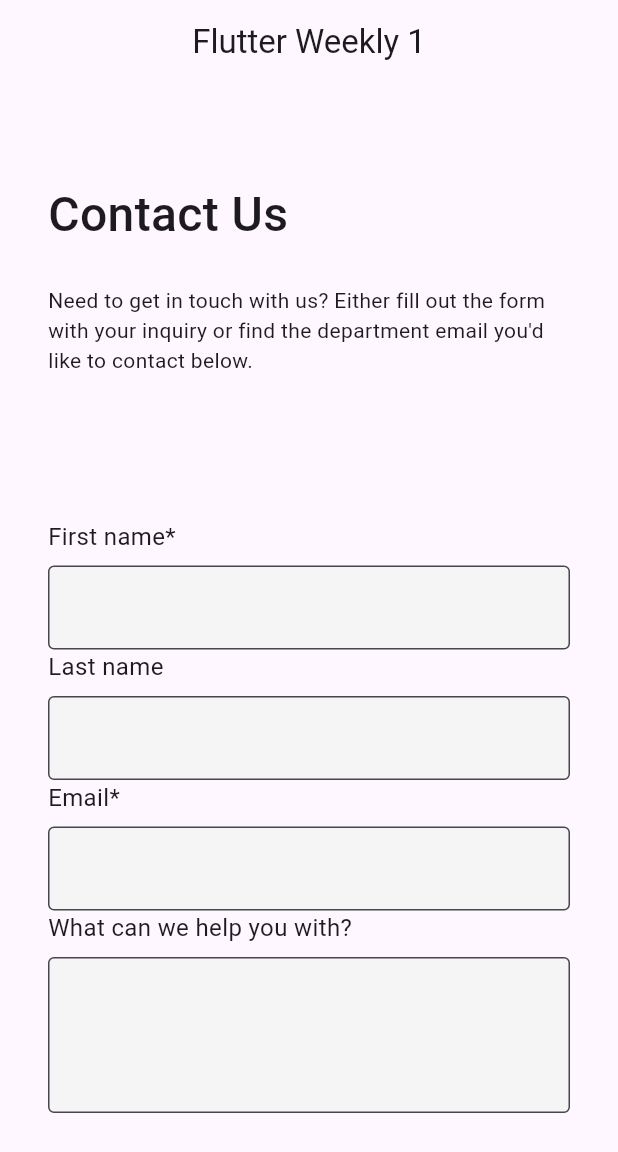
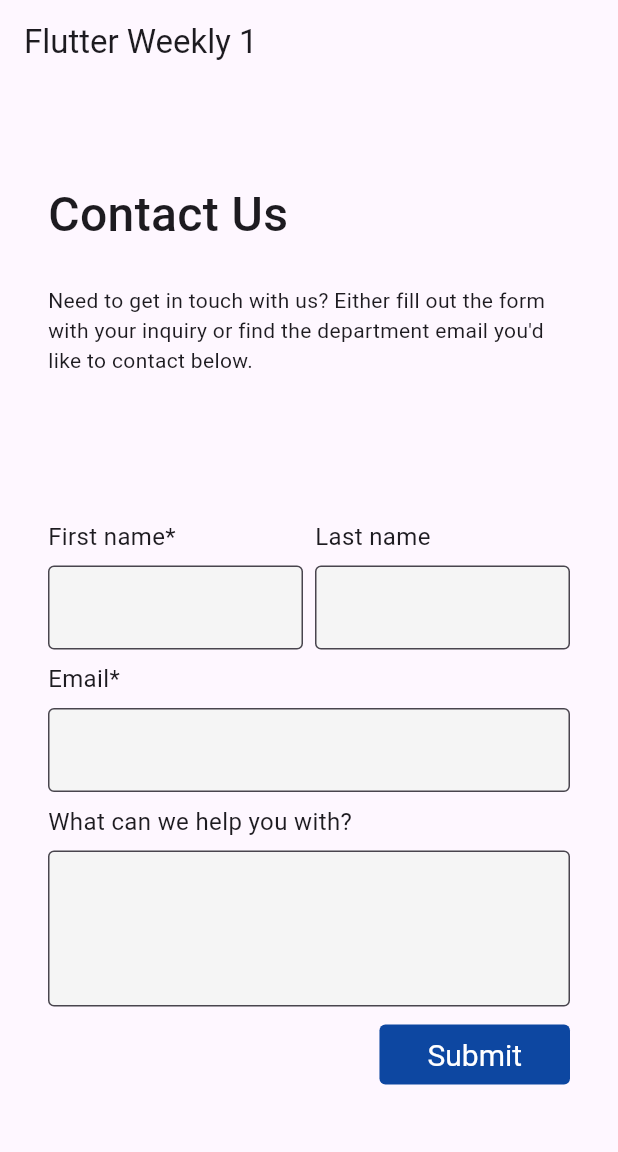
Before and after one commit to madvier83/Flutter_Muhammad-Advie-Rifaldy, a Flutter app: the screen it shows after launch, on a phone screen of 412 x 824 dp. Shown: the top 1152 px of the screen. Run offline on Flutter 3.47's test engine with Material 2 defaults, Android fonts, the phone set to English and light mode, and no system bars.

Commit message:
Move minggu 4.2 project dir

```diff
--- a/weekly1/lib/home_screen.dart
+++ b/weekly1/lib/home_screen.dart
@@ -8,17 +8,22 @@ class HomeScreen extends StatefulWidget {
 }
 
 class _HomeScreenState extends State<HomeScreen> {
+  final _formkey = GlobalKey();
+  final _firstName = TextEditingController();
+  final _lastName = TextEditingController();
+  final _email = TextEditingController();
+  final _message = TextEditingController();
+
   @override
   Widget build(BuildContext context) {
     return Scaffold(
       appBar: AppBar(
         title: const Text("Flutter Weekly 1"),
-        centerTitle: true,
+        // centerTitle: true,
       ),
-      body: Container(
-        child: ListView(
+      body: ListView(
         children: [
-            Padding(
+          const Padding(
             padding: EdgeInsets.symmetric(vertical: 64, horizontal: 32),
             child: Column(
               crossAxisAlignment: CrossAxisAlignment.start,
@@ -38,27 +43,104 @@ class _HomeScreenState extends State<HomeScreen> {
             ),
           ),
           Container(
-              padding: EdgeInsets.all(32),
+            padding: const EdgeInsets.all(32),
+            child: Form(
+              key: _formkey,
               child: Column(
+                crossAxisAlignment: CrossAxisAlignment.end,
                 children: [
-                  TextFieldGlobal(
+                  Row(
+                    children: [
+                      Flexible(
+                        child: TextFieldGlobal(
+                          controller: _firstName,
                           label: "First name*",
                         ),
-                  TextFieldGlobal(
+                      ),
+                      const SizedBox(width: 8),
+                      Flexible(
+                        child: TextFieldGlobal(
+                          controller: _lastName,
                           label: "Last name",
                         ),
+                      ),
+                    ],
+                  ),
+                  const SizedBox(height: 8),
                   TextFieldGlobal(
+                    controller: _email,
                     label: "Email*",
                   ),
+                  const SizedBox(height: 8),
                   TextFieldGlobal(
+                    controller: _message,
                     label: "What can we help you with?",
                     maxLines: 3,
                   ),
+                  const SizedBox(height: 8),
+                  FilledButton(
+                    onPressed: () {
+                      // if(_formkey.currentState?.validate()) {
+                      // print({
+                      //   "name": "${_firstName.text} ${_lastName.text}",
+                      //   "email": _email.text,
+                      //   "message": _message.text,
+                      // });
+                      showDialog(
+                        context: context,
+                        builder: (context) {
+                          return AlertDialog(
+                            title: Text("Form data"),
+                            content: SingleChildScrollView(
+                              child: Column(
+                                crossAxisAlignment: CrossAxisAlignment.start,
+                                children: [
+                                  Text(
+                                      "Name: ${_firstName.text} ${_lastName.text}"),
+                                  Text("Email: ${_email.text}"),
+                                  Text("Message: ${_message.text}"),
                                 ],
+                              ),
+                            ),
+                            actions: [
+                              TextButton(
+                                onPressed: () {
+                                  Navigator.pop(context);
+                                },
+                                child: Text("Close"),
+                              )
+                            ],
+                          );
+                        },
+                      );
+                      // }
+                    },
+                    style: ButtonStyle(
+                      backgroundColor:
+                          MaterialStateProperty.all(Colors.blue.shade900),
+                      shape: MaterialStateProperty.all(
+                        const RoundedRectangleBorder(
+                          borderRadius: BorderRadius.all(
+                            Radius.circular(4),
+                          ),
+                        ),
+                      ),
+                      padding: MaterialStateProperty.all(
+                        const EdgeInsets.symmetric(vertical: 8, horizontal: 32),
+                      ),
+                      textStyle: MaterialStateProperty.all(
+                        const TextStyle(
+                          fontSize: 20,
+                        ),
+                      ),
+                    ),
+                    child: const Text("Submit"),
+                  )
+                ],
+              ),
             ),
           )
         ],
-        ),
       ),
     );
   }
@@ -67,9 +149,11 @@ class _HomeScreenState extends State<HomeScreen> {
 class TextFieldGlobal extends StatelessWidget {
   final String label;
   int? maxLines;
+  var controller;
 
   TextFieldGlobal({
     required this.label,
+    required this.controller,
     this.maxLines = 1,
     super.key,
   });
@@ -81,14 +165,15 @@ class TextFieldGlobal extends StatelessWidget {
       children: [
         Text(
           label,
-          style: TextStyle(fontSize: 16),
+          style: const TextStyle(fontSize: 16),
         ),
-        SizedBox(height: 8),
+        const SizedBox(height: 8),
         TextField(
+          controller: controller,
           maxLines: maxLines,
           decoration: InputDecoration(
-            border: OutlineInputBorder(
-              borderSide: BorderSide(color: Colors.grey.shade400),
+            border: const OutlineInputBorder(
+              borderSide: BorderSide(color: Color.fromARGB(255, 211, 211, 211)),
             ),
             fillColor: Colors.grey.shade100,
             filled: true,
```
Lines whose indentation alone changed are shown as unchanged.
